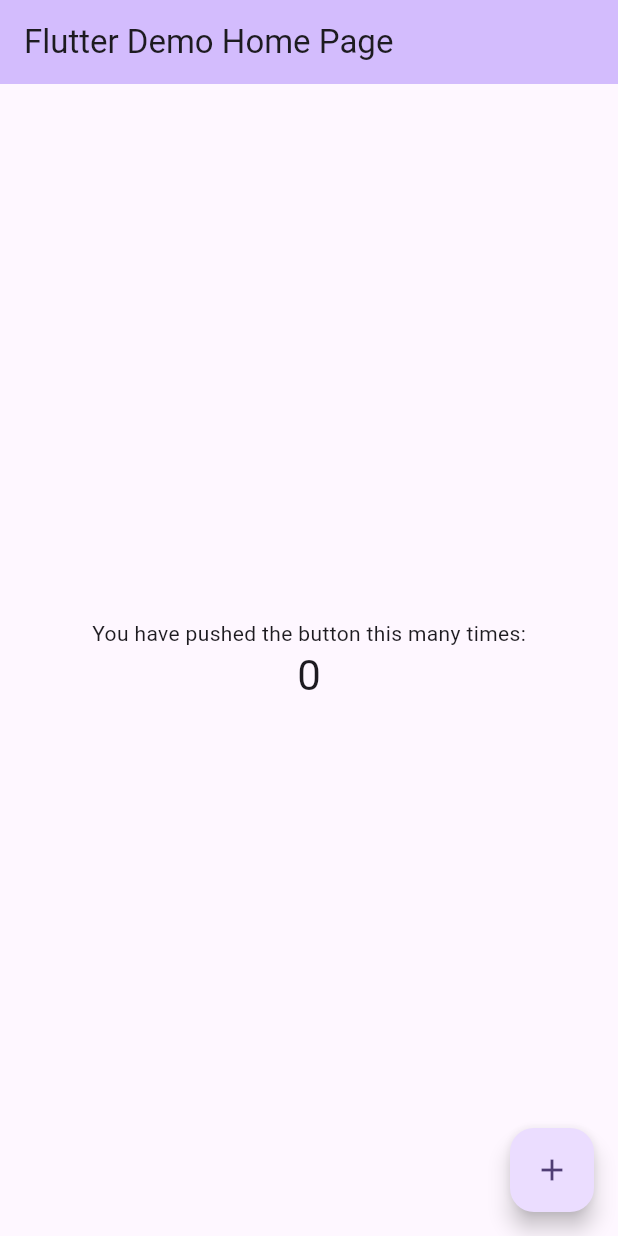
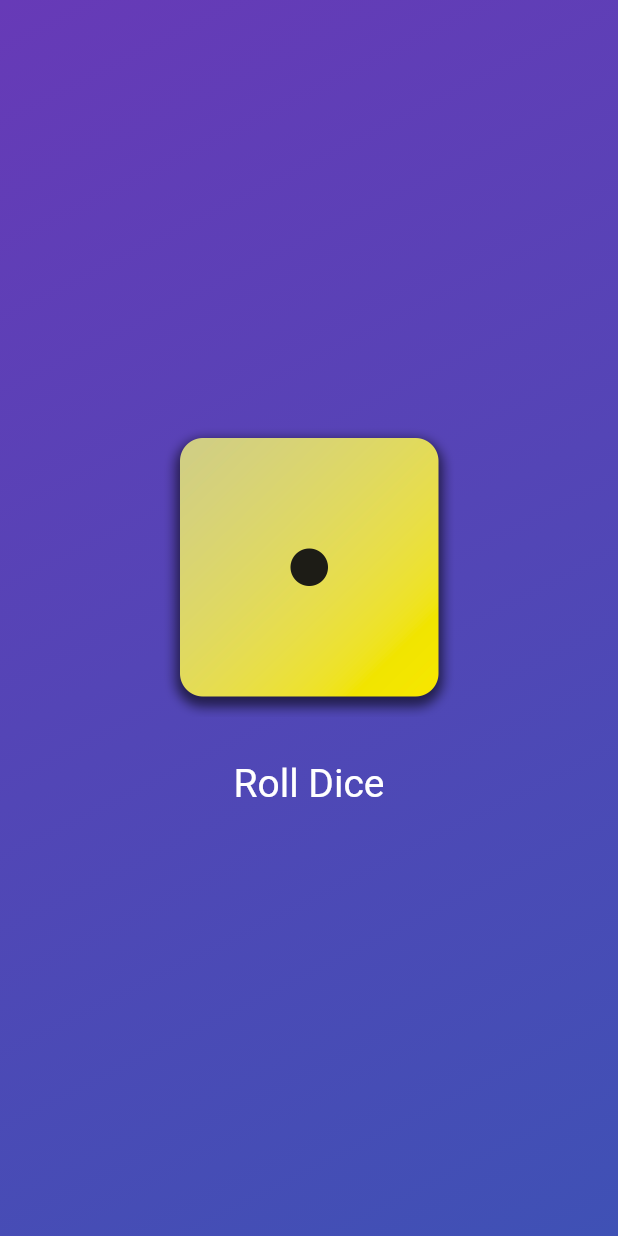
Before and after one commit to Alaa-shibany/dice-app, a Flutter app: the screen it shows after launch, on a phone screen of 412 x 824 dp. Run offline on Flutter 3.47's test engine with Material 2 defaults, Android fonts, the phone set to English and light mode, and no system bars.

Commit message:
end the app

```diff
--- /dev/null
+++ b/lib/dice_roller.dart
@@ -0,0 +1,54 @@
+import 'dart:math';
+
+import 'package:flutter/material.dart';
+
+class DiceRoller extends StatefulWidget {
+  const DiceRoller({super.key});
+
+  @override
+  State<DiceRoller> createState() => _DiceRollerState();
+}
+
+class _DiceRollerState extends State<DiceRoller> {
+  var activeImage = 'assets/images/dice-1.png';
+  var currentDiceRoll = 1;
+
+  void rollDice() async {
+    for (int i = 0; i < 15; i++) {
+      setState(() {
+        currentDiceRoll = Random().nextInt(6) + 1;
+      });
+      await Future.delayed(const Duration(milliseconds: 100));
+      print(i);
+    }
+  }
+
+  @override
+  Widget build(BuildContext context) {
+    return Column(
+      mainAxisAlignment: MainAxisAlignment.center,
+      mainAxisSize: MainAxisSize.min,
+      children: [
+        Center(
+          child: Image.asset(
+            'assets/images/dice-$currentDiceRoll.png',
+            width: 200,
+          ),
+        ),
+        const SizedBox(
+          height: 20,
+        ),
+        TextButton(
+          onPressed: rollDice,
+          style: TextButton.styleFrom(
+            foregroundColor: Colors.white,
+            textStyle: const TextStyle(
+              fontSize: 26,
+            ),
+          ),
+          child: const Text('Roll Dice'),
+        ),
+      ],
+    );
+  }
+}
--- /dev/null
+++ b/lib/gradient_container.dart
@@ -0,0 +1,39 @@
+import 'package:dice/dice_roller.dart';
+import 'package:flutter/material.dart';
+
+const startAlignment = Alignment.topLeft;
+const endAlignment = Alignment.bottomRight;
+
+class GradientContainer extends StatelessWidget {
+  const GradientContainer({
+    super.key,
+    required this.color1,
+    required this.color2,
+  });
+
+  const GradientContainer.purplr({super.key})
+      : color1 = Colors.deepPurple,
+        color2 = Colors.indigo;
+
+  final Color color1;
+  final Color color2;
+
+  @override
+  Widget build(BuildContext context) {
+    return Container(
+        height: double.infinity,
+        decoration: BoxDecoration(
+          gradient: LinearGradient(
+            colors: [
+              color1,
+              color2,
+            ],
+            begin: startAlignment,
+            end: endAlignment,
+          ),
+        ),
+        child: DiceRoller(
+          key: key,
+        ));
+  }
+}
--- a/lib/main.dart
+++ b/lib/main.dart
@@ -1,4 +1,6 @@
 import 'package:flutter/material.dart';
+
+import 'gradient_container.dart';
 
 void main() {
   runApp(const MyApp());
@@ -11,115 +13,29 @@ class MyApp extends StatelessWidget {
   @override
   Widget build(BuildContext context) {
     return MaterialApp(
+      debugShowCheckedModeBanner: false,
       title: 'Flutter Demo',
       theme: ThemeData(
-        // This is the theme of your application.
-        //
-        // TRY THIS: Try running your application with "flutter run". You'll see
-        // the application has a blue toolbar. Then, without quitting the app,
-        // try changing the seedColor in the colorScheme below to Colors.green
-        // and then invoke "hot reload" (save your changes or press the "hot
-        // reload" button in a Flutter-supported IDE, or press "r" if you used
-        // the command line to start the app).
-        //
-        // Notice that the counter didn't reset back to zero; the application
-        // state is not lost during the reload. To reset the state, use hot
-        // restart instead.
-        //
-        // This works for code too, not just values: Most code changes can be
-        // tested with just a hot reload.
         colorScheme: ColorScheme.fromSeed(seedColor: Colors.deepPurple),
         useMaterial3: true,
       ),
-      home: const MyHomePage(title: 'Flutter Demo Home Page'),
+      home: const MyHomePage(),
     );
   }
 }
 
 class MyHomePage extends StatefulWidget {
-  const MyHomePage({super.key, required this.title});
-
-  // This widget is the home page of your application. It is stateful, meaning
-  // that it has a State object (defined below) that contains fields that affect
-  // how it looks.
-
-  // This class is the configuration for the state. It holds the values (in this
-  // case the title) provided by the parent (in this case the App widget) and
-  // used by the build method of the State. Fields in a Widget subclass are
-  // always marked "final".
-
-  final String title;
+  const MyHomePage({super.key});
 
   @override
   State<MyHomePage> createState() => _MyHomePageState();
 }
 
 class _MyHomePageState extends State<MyHomePage> {
-  int _counter = 0;
-
-  void _incrementCounter() {
-    setState(() {
-      // This call to setState tells the Flutter framework that something has
-      // changed in this State, which causes it to rerun the build method below
-      // so that the display can reflect the updated values. If we changed
-      // _counter without calling setState(), then the build method would not be
-      // called again, and so nothing would appear to happen.
-      _counter++;
-    });
-  }
-
   @override
   Widget build(BuildContext context) {
-    // This method is rerun every time setState is called, for instance as done
-    // by the _incrementCounter method above.
-    //
-    // The Flutter framework has been optimized to make rerunning build methods
-    // fast, so that you can just rebuild anything that needs updating rather
-    // than having to individually change instances of widgets.
-    return Scaffold(
-      appBar: AppBar(
-        // TRY THIS: Try changing the color here to a specific color (to
-        // Colors.amber, perhaps?) and trigger a hot reload to see the AppBar
-        // change color while the other colors stay the same.
-        backgroundColor: Theme.of(context).colorScheme.inversePrimary,
-        // Here we take the value from the MyHomePage object that was created by
-        // the App.build method, and use it to set our appbar title.
-        title: Text(widget.title),
-      ),
-      body: Center(
-        // Center is a layout widget. It takes a single child and positions it
-        // in the middle of the parent.
-        child: Column(
-          // Column is also a layout widget. It takes a list of children and
-          // arranges them vertically. By default, it sizes itself to fit its
-          // children horizontally, and tries to be as tall as its parent.
-          //
-          // Column has various properties to control how it sizes itself and
-          // how it positions its children. Here we use mainAxisAlignment to
-          // center the children vertically; the main axis here is the vertical
-          // axis because Columns are vertical (the cross axis would be
-          // horizontal).
-          //
-          // TRY THIS: Invoke "debug painting" (choose the "Toggle Debug Paint"
-          // action in the IDE, or press "p" in the console), to see the
-          // wireframe for each widget.
-          mainAxisAlignment: MainAxisAlignment.center,
-          children: <Widget>[
-            const Text(
-              'You have pushed the button this many times:',
-            ),
-            Text(
-              '$_counter',
-              style: Theme.of(context).textTheme.headlineMedium,
-            ),
-          ],
-        ),
-      ),
-      floatingActionButton: FloatingActionButton(
-        onPressed: _incrementCounter,
-        tooltip: 'Increment',
-        child: const Icon(Icons.add),
-      ), // This trailing comma makes auto-formatting nicer for build methods.
+    return const Scaffold(
+      body: GradientContainer.purplr(),
     );
   }
 }
--- /dev/null
+++ b/lib/styled_text.dart
@@ -0,0 +1,18 @@
+import 'package:flutter/material.dart';
+
+class StyledText extends StatelessWidget {
+  const StyledText(this.text, {super.key});
+
+  final String text;
+
+  @override
+  Widget build(BuildContext context) {
+    return Text(
+      text,
+      style: const TextStyle(
+        color: Colors.white,
+        fontSize: 26,
+      ),
+    );
+  }
+}
```
Also changed, not shown: pubspec.yaml (+9 -7 lines), assets/images/dice-1.png (added), assets/images/dice-2.png (added), assets/images/dice-3.png (added), assets/images/dice-4.png (added), assets/images/dice-5.png (added), assets/images/dice-6.png (added).
